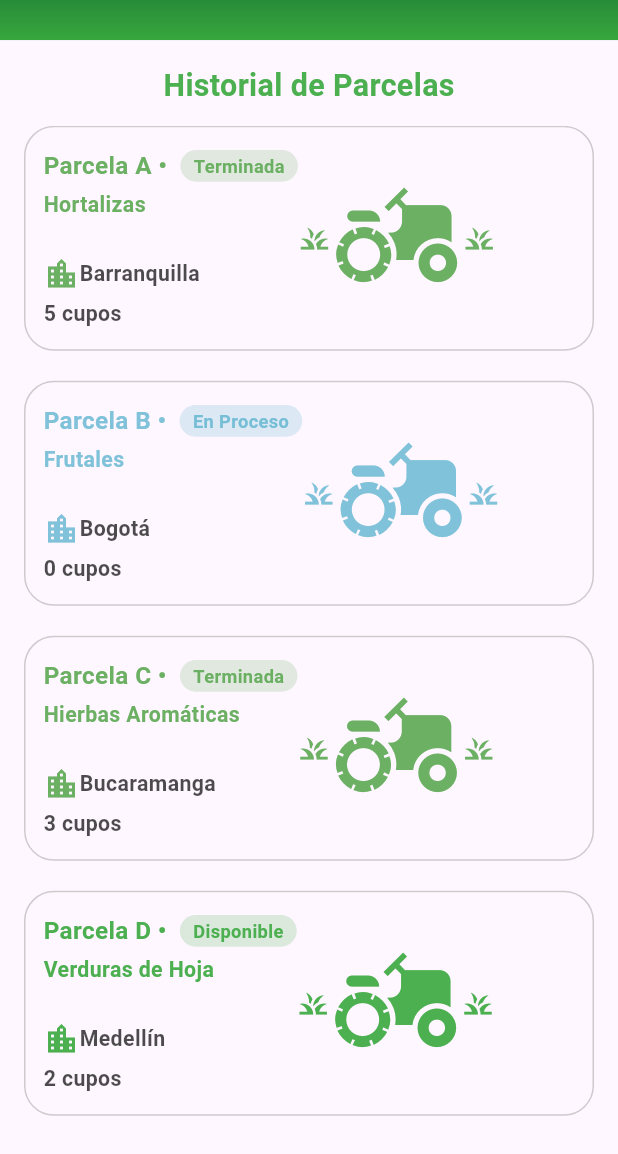
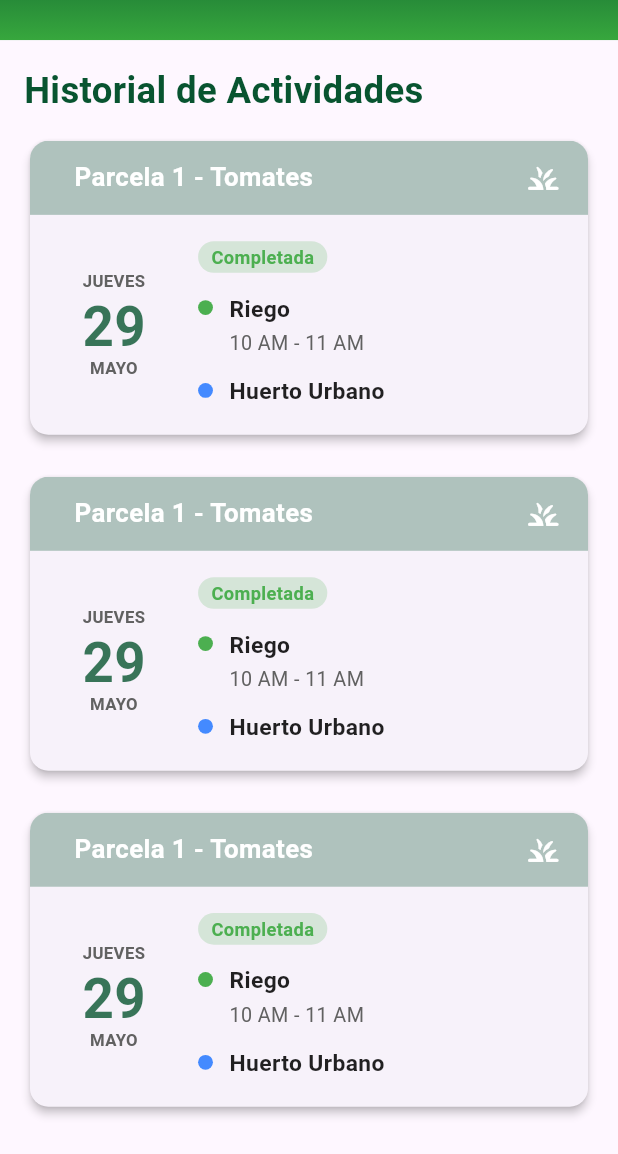
Before and after one commit to LudNieto/Huertix-Project, a Flutter app: the ActivityHistory screen opened directly, on a phone screen of 412 x 824 dp, the part 82-1236 px from its top. Run offline on Flutter 3.47's test engine with Material 3 defaults, Android fonts, the light colour scheme and no system bars; our stand-ins replace cloud_firestore, dartz, equatable, firebase_auth, firebase_core, flutter_screenutil and 2 more; accounts and stored records are empty.

Commit message:
mejora diseño de NextActivityCard, agg widget para vistas Scaffold_ListView, agg dashboardButton para actividades en el home

```diff
--- a/lib/common/widgets/horizontal_card.dart
+++ b/lib/common/widgets/horizontal_card.dart
@@ -131,7 +131,6 @@ class HorizontalCard extends StatelessWidget {
                 Row(
                   children: [
                     Icon(Icons.location_city, color: estadoColor),
-
                     Text(
                       location,
                       style: TextStyle(
--- /dev/null
+++ b/lib/common/widgets/scaffold_listview.dart
@@ -0,0 +1,43 @@
+import 'package:flutter/material.dart';
+import 'package:flutter_screenutil/flutter_screenutil.dart';
+import 'package:huertix_project/common/widgets/custom_appbar.dart';
+import 'package:huertix_project/features/auth/presentation/widgets/auth_text_form_field.dart';
+
+class ScaffoldListView<T> extends StatelessWidget {
+  final String title;
+  final List<T> items;
+  final Widget Function(BuildContext context, T item) itemBuilder;
+
+  const ScaffoldListView({
+    Key? key,
+    required this.title,
+    required this.items,
+    required this.itemBuilder,
+  }) : super(key: key);
+
+  @override
+  Widget build(BuildContext context) {
+    return Scaffold(
+      appBar: const CustomAppBar(),
+      body: Padding(
+        padding: const EdgeInsets.all(16.0),
+        child: Column(
+          crossAxisAlignment: CrossAxisAlignment.start,
+          children: [
+            Text(title, style: titleStyle),
+            SizedBox(height: 12.h),
+            Expanded(
+              child: ListView.separated(
+                itemCount: items.length,
+                separatorBuilder:
+                    (context, index) => const SizedBox(height: 20),
+                itemBuilder:
+                    (context, index) => itemBuilder(context, items[index]),
+              ),
+            ),
+          ],
+        ),
+      ),
+    );
+  }
+}
--- a/lib/config/router/app_router.dart
+++ b/lib/config/router/app_router.dart
@@ -4,6 +4,7 @@ import 'package:huertix_project/config/provider/auth_provider.dart';
 import 'package:huertix_project/features/dashboard/presentation/screens/home_screen.dart';
 import 'package:huertix_project/features/auth/presentation/screens/login_screen.dart';
 import 'package:huertix_project/features/auth/presentation/screens/register_screen.dart';
+import 'package:huertix_project/features/history/activity_history.dart';
 import 'package:huertix_project/features/history/fields_history.dart';
 import 'package:huertix_project/features/profile/presentation/screen/user_profile_screen.dart';
 
@@ -73,6 +74,13 @@ class AppRouter {
           return const FieldsHistory();
         },
       ),
+      GoRoute(
+        path: '/actHistory',
+        name: 'actHistory',
+        builder: (BuildContext contex, GoRouterState state) {
+          return const ActivityHistory();
+        },
+      ),
     ],
   );
 }
--- a/lib/features/dashboard/presentation/screens/home_screen.dart
+++ b/lib/features/dashboard/presentation/screens/home_screen.dart
@@ -42,6 +42,7 @@ class HomeScreen extends StatelessWidget {
               activityTime: "10 AM - 11 AM",
               activityDotColor: Colors.green,
               location: "Huerto Urbano",
+              activityStatus: ActivityStatus.pendiente,
               locationDotColor: Colors.blueAccent,
               onPlotTap: () {
                 print("Parcela tocada");
@@ -52,6 +53,7 @@ class HomeScreen extends StatelessWidget {
             SizedBox(height: 16.h),
             Row(
               mainAxisAlignment: MainAxisAlignment.spaceAround,
+              crossAxisAlignment: CrossAxisAlignment.start,
               children: [
                 DashboardButton(
                   icon: Icons.person,
@@ -60,13 +62,18 @@ class HomeScreen extends StatelessWidget {
                 ),
                 DashboardButton(
                   icon: Icons.history,
-                  label: 'Historial',
+                  label: 'Historial\nde Parcelas',
                   onPressed: () => context.goNamed('fieldsHistory'),
                 ),
                 DashboardButton(
                   icon: Icons.search,
                   label: 'Explorar',
                   onPressed: () => context.goNamed('login'),
+                ),
+                DashboardButton(
+                  icon: Icons.history_toggle_off_outlined,
+                  label: 'Historial\nde Actividades',
+                  onPressed: () => context.goNamed('actHistory'),
                 ),
               ],
             ),
--- a/lib/features/dashboard/presentation/widgets/dashboard_button.dart
+++ b/lib/features/dashboard/presentation/widgets/dashboard_button.dart
@@ -34,6 +34,7 @@ class DashboardButton extends StatelessWidget {
             fontWeight: FontWeight.w700,
             color: Colors.black12.withOpacity(0.75),
           ),
+          textAlign: TextAlign.center,
         ),
       ],
     );
--- a/lib/features/dashboard/presentation/widgets/event_card.dart
+++ b/lib/features/dashboard/presentation/widgets/event_card.dart
@@ -1,5 +1,6 @@
 import 'package:flutter/material.dart';
 import 'package:flutter_screenutil/flutter_screenutil.dart';
+import 'package:huertix_project/features/auth/presentation/widgets/auth_text_form_field.dart';
 
 class EventCard extends StatelessWidget {
   final String imageUrl;
@@ -123,9 +124,7 @@ class EventCard extends StatelessWidget {
                       height: 2.h,
                       decoration: BoxDecoration(
                         color: Colors.white,
-                        borderRadius: BorderRadius.circular(
-                          1.r,
-                        ),
+                        borderRadius: BorderRadius.circular(1.r),
                       ),
                     ),
                     SizedBox(height: 8.h),
@@ -181,20 +180,15 @@ class EventCard extends StatelessWidget {
                     SizedBox(height: 16.h),
                     ElevatedButton(
                       style: ElevatedButton.styleFrom(
-                        backgroundColor: const Color(0xFF00AEEF),
+                        backgroundColor: primaryAuthColor,
                         padding: EdgeInsets.symmetric(
                           horizontal: 24.w,
                           vertical: 12.h,
                         ),
                         shape: RoundedRectangleBorder(
-                          borderRadius: BorderRadius.circular(
-                            30.r,
-                          ),
+                          borderRadius: BorderRadius.circular(30.r),
                         ),
-                        minimumSize: Size(
-                          double.infinity,
-                          48.h,
-                        ),
+                        minimumSize: Size(double.infinity, 48.h),
                       ),
                       onPressed: onButtonPressed,
                       child: Text(
--- a/lib/features/dashboard/presentation/widgets/next_activity_card.dart
+++ b/lib/features/dashboard/presentation/widgets/next_activity_card.dart
@@ -1,6 +1,9 @@
 import 'package:flutter/material.dart';
 import 'package:flutter_screenutil/flutter_screenutil.dart';
+import 'package:huertix_project/features/auth/presentation/widgets/auth_text_form_field.dart';
 import 'package:intl/intl.dart';
+
+enum ActivityStatus { pendiente, sinResponsable, completada }
 
 class NextActivityCard extends StatelessWidget {
   final DateTime date;
@@ -11,6 +14,7 @@ class NextActivityCard extends StatelessWidget {
   final Color activityDotColor;
   final String location;
   final Color locationDotColor;
+  final ActivityStatus activityStatus;
   final VoidCallback? onPlotTap;
 
   const NextActivityCard({
@@ -20,11 +24,38 @@ class NextActivityCard extends StatelessWidget {
     required this.cropType,
     required this.activityName,
     required this.activityTime,
+    required this.activityStatus,
     this.activityDotColor = const Color(0xFFE53935), // Rojo por defecto
     required this.location,
     this.locationDotColor = const Color(0xFF43A047), // Verde por defecto
     this.onPlotTap,
   });
+
+  Color _getActivityStatusColor() {
+    switch (activityStatus) {
+      case ActivityStatus.pendiente:
+        return Colors.orange;
+      case ActivityStatus.sinResponsable:
+        return Colors.red;
+      case ActivityStatus.completada:
+        return Colors.green;
+      default:
+        return Colors.grey;
+    }
+  }
+
+  String _getActivityStatusText() {
+    switch (activityStatus) {
+      case ActivityStatus.pendiente:
+        return 'Pendiente';
+      case ActivityStatus.sinResponsable:
+        return 'Sin Responsable';
+      case ActivityStatus.completada:
+        return 'Completada';
+      default:
+        return 'Desconocido';
+    }
+  }
 
   @override
   Widget build(BuildContext context) {
@@ -46,7 +77,7 @@ class NextActivityCard extends StatelessWidget {
           crossAxisAlignment: CrossAxisAlignment.stretch,
           children: [
             Material(
-              color: Colors.green,
+              color: primaryAuthColor.withOpacity(0.3),
               child: InkWell(
                 onTap: onPlotTap,
                 child: Padding(
@@ -88,12 +119,12 @@ class NextActivityCard extends StatelessWidget {
             Padding(
               padding: EdgeInsets.all(16.w),
               child: Row(
-                crossAxisAlignment: CrossAxisAlignment.start,
+                crossAxisAlignment: CrossAxisAlignment.center,
                 children: [
                   SizedBox(
                     width: 70.w,
                     child: Column(
-                      mainAxisAlignment: MainAxisAlignment.start,
+                      mainAxisAlignment: MainAxisAlignment.center,
                       children: [
                         Text(
                           weekday,
@@ -109,7 +140,7 @@ class NextActivityCard extends StatelessWidget {
                         Text(
                           day,
                           style: TextStyle(
-                            color: Colors.black87,
+                            color: primaryAuthColor.withOpacity(0.8),
                             fontWeight: FontWeight.bold,
                             fontSize: 36.sp,
                             height: 1.0,
@@ -134,6 +165,25 @@ class NextActivityCard extends StatelessWidget {
                     child: Column(
                       crossAxisAlignment: CrossAxisAlignment.start,
                       children: [
+                        Container(
+                          padding: EdgeInsets.symmetric(
+                            horizontal: 8.w,
+                            vertical: 2.h,
+                          ),
+                          decoration: BoxDecoration(
+                            color: _getActivityStatusColor().withOpacity(0.2),
+                            borderRadius: BorderRadius.circular(12.r),
+                          ),
+                          child: Text(
+                            _getActivityStatusText(),
+                            style: TextStyle(
+                              fontSize: 12.sp,
+                              color: _getActivityStatusColor(),
+                              fontWeight: FontWeight.w700,
+                            ),
+                          ),
+                        ),
+                        SizedBox(height: 12.w),
                         _buildDetailItem(
                           dotColor: activityDotColor,
                           title: activityName,
--- a/lib/features/history/activity_history.dart
+++ b/lib/features/history/activity_history.dart
@@ -2,55 +2,48 @@ import 'package:flutter/material.dart';
 import 'package:flutter_screenutil/flutter_screenutil.dart';
 import 'package:huertix_project/common/widgets/custom_appbar.dart';
 import 'package:huertix_project/common/widgets/horizontal_card.dart';
+import 'package:huertix_project/features/auth/presentation/widgets/auth_text_form_field.dart';
+import 'package:huertix_project/features/dashboard/presentation/widgets/next_activity_card.dart';
 
 class ActivityHistory extends StatelessWidget {
   const ActivityHistory({super.key});
 
   @override
   Widget build(BuildContext context) {
-    final Size size = MediaQuery.of(context).size;
-
     // Lista de parcelas simulada
-    final List<Map<String, dynamic>> parcelas = [
+    final List<Map<String, dynamic>> activities = [
       {
-        'name': 'Parcela A',
-        'type': 'Hortalizas',
-        'cupos': 5,
-        'size': '50m²',
-        'state': StatusType.terminada,
-        'location': 'Barranquilla',
+        'date': DateTime(2025, 5, 28),
+        'plotName': 'Parcela 1',
+        'cropType': 'Tomates',
+        'activityName': 'Riego',
+        'activityTime': '10 AM - 11 AM',
+        'activityStatus': ActivityStatus.completada,
+        'activityDotColor': Colors.green,
+        'location': 'Huerto Urbano',
+        'locationDotColor': Colors.blueAccent,
       },
       {
-        'name': 'Parcela B',
-        'type': 'Frutales',
-        'cupos': 0,
-        'size': '80m²',
-        'state': StatusType.enProceso,
-        'location': 'Bogotá',
+        'date': DateTime(2025, 5, 27),
+        'plotName': 'Parcela 2',
+        'cropType': 'Lechuga',
+        'activityName': 'Fertilización',
+        'activityTime': '9 AM - 10 AM',
+        'activityStatus': ActivityStatus.completada,
+        'activityDotColor': Colors.orange,
+        'location': 'Huerto Norte',
+        'locationDotColor': Colors.cyan,
       },
       {
-        'name': 'Parcela C',
-        'type': 'Hierbas Aromáticas',
-        'cupos': 3,
-        'size': '60m²',
-        'state': StatusType.terminada,
-        'location': 'Bucaramanga',
-      },
-      {
-        'name': 'Parcela D',
-        'type': 'Verduras de Hoja',
-        'cupos': 2,
-        'size': '45m²',
-        'state': StatusType.disponible,
-        'location': 'Medellín',
-      },
-      {
-        'name': 'Parcela E',
-        'type': 'Tubérculos',
-        'cupos': 4,
-        'size': '70m²',
-        'state': StatusType.sinCupos,
-        'location': 'Cali',
+        'date': DateTime(2025, 5, 26),
+        'plotName': 'Parcela 3',
+        'cropType': 'Zanahorias',
+        'activityName': 'Cosecha',
+        'activityTime': '7 AM - 9 AM',
+        'activityStatus': ActivityStatus.pendiente,
+        'activityDotColor': Colors.red,
+        'location': 'Huerto Sur',
+        'locationDotColor': Colors.purple,
       },
     ];
 
@@ -59,32 +52,29 @@ class ActivityHistory extends StatelessWidget {
       body: Padding(
         padding: const EdgeInsets.all(16.0),
         child: Column(
+          crossAxisAlignment: CrossAxisAlignment.start,
           children: [
-            Text(
-              'Historial de Parcelas',
-              style: TextStyle(
-                fontSize: 20.sp,
-                color: Colors.green,
-                fontWeight: FontWeight.w600,
-              ),
-            ),
+            Text('Historial de Actividades', style: titleStyle),
             SizedBox(height: 12.h),
             Expanded(
               child: ListView.separated(
-                itemCount: parcelas.length,
+                itemCount: activities.length,
                 separatorBuilder:
                     (context, index) => const SizedBox(height: 20),
                 itemBuilder: (context, index) {
-                  final parcela = parcelas[index];
-                  return HorizontalCard(
-                    width: size.width * 0.9,
-                    height: 150,
-                    name: parcela['name'],
-                    type: parcela['type'],
-                    cupos: parcela['cupos'],
-                    size: parcela['size'],
-                    state: parcela['state'],
-                    location: parcela['location'],
+                  return NextActivityCard(
+                    date: DateTime.now(),
+                    plotName: "Parcela 1",
+                    cropType: "Tomates",
+                    activityName: "Riego",
+                    activityTime: "10 AM - 11 AM",
+                    activityStatus: ActivityStatus.completada,
+                    activityDotColor: Colors.green,
+                    location: "Huerto Urbano",
+                    locationDotColor: Colors.blueAccent,
+                    onPlotTap: () {
+                      print("Parcela tocada");
+                    },
                   );
                 },
               ),
--- a/lib/features/history/fields_history.dart
+++ b/lib/features/history/fields_history.dart
@@ -60,6 +60,7 @@ class FieldsHistory extends StatelessWidget {
       body: Padding(
         padding: const EdgeInsets.all(16.0),
         child: Column(
+          crossAxisAlignment: CrossAxisAlignment.start,
           children: [
             Text('Historial de Parcelas', style: titleStyle),
             SizedBox(height: 12.h),
```
